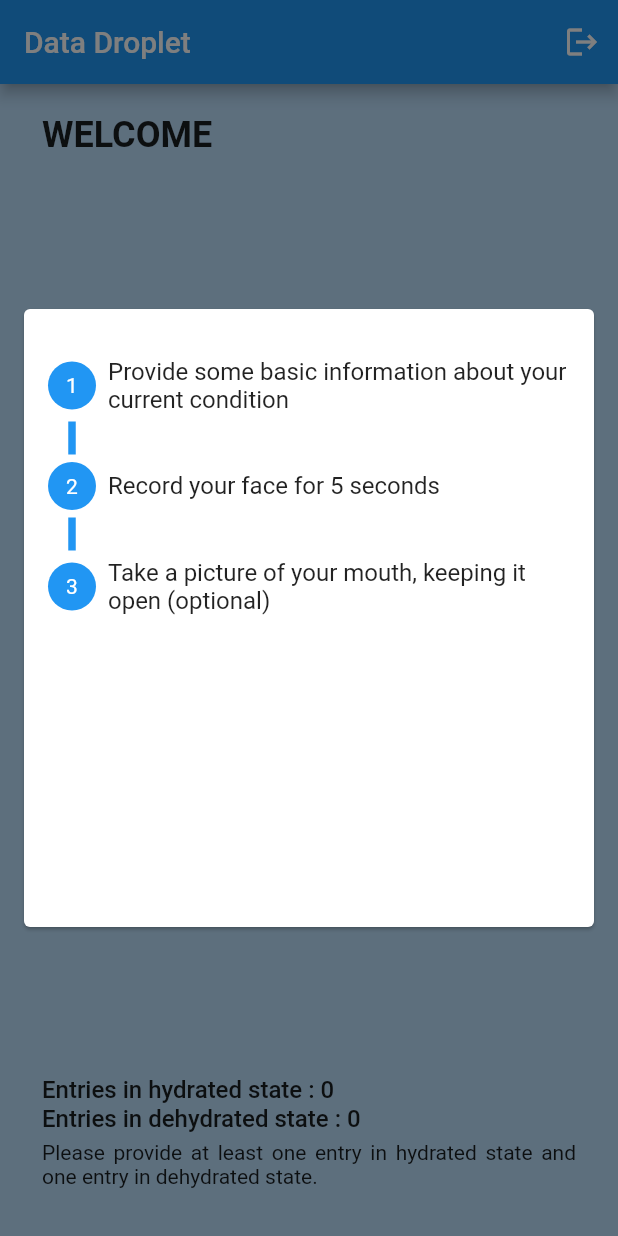
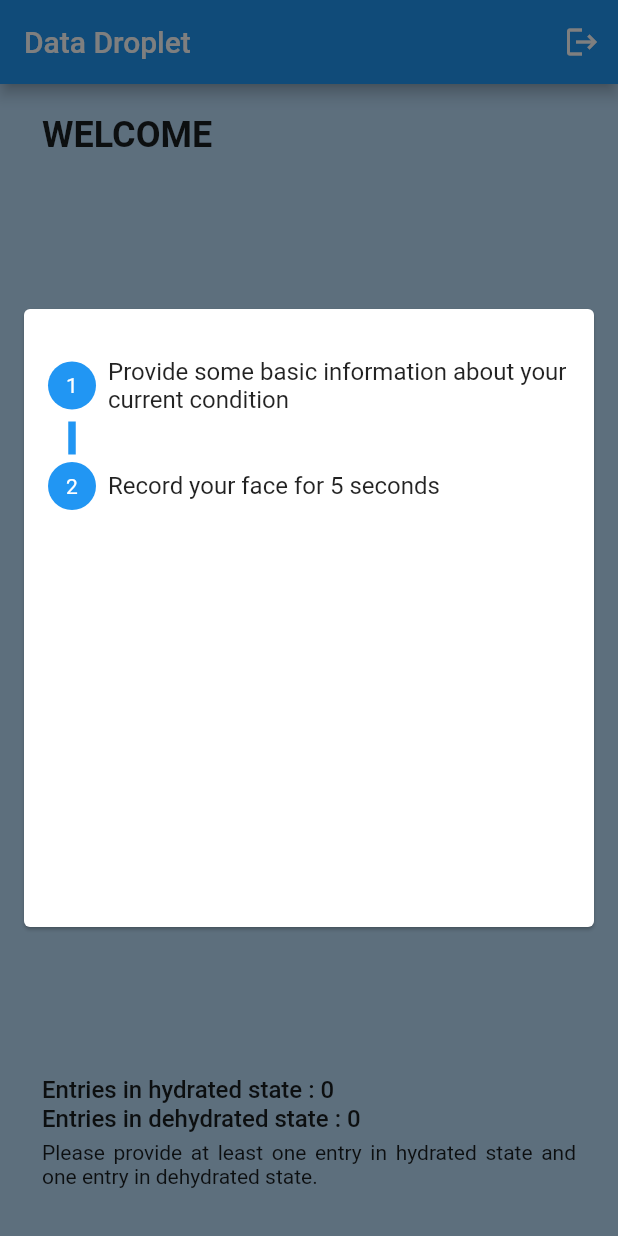
Before and after one commit to prism97/dehydration-data-collection, a Flutter app: the Home screen opened by its route, after a tap on "VIEW STEPS", on a phone screen of 412 x 824 dp. Run offline on Flutter 3.47's test engine with Material 2 defaults, Android fonts, the phone set to English and light mode, and no system bars; our stand-ins replace camera, cloud_firestore, device_info, email_validator, firebase_auth, firebase_core and 3 more; accounts and stored records are empty.

Commit message:
Comment out mouth parts

```diff
--- a/lib/screens/home.dart
+++ b/lib/screens/home.dart
@@ -23,7 +23,7 @@ class Home extends StatelessWidget {
   final steps = [
     'Provide some basic information about your current condition',
     'Record your face for 5 seconds',
-    'Take a picture of your mouth, keeping it open (optional)',
+    // 'Take a picture of your mouth, keeping it open (optional)',
   ];
 
   // returns true if a new entry can be taken
```
Also changed, not shown: lib/screens/face_record.dart (+13 -6 lines).
